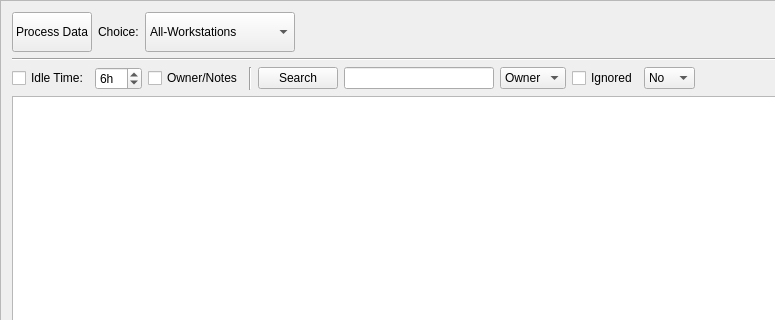
Qt form ui/check_status.ui (danlabici/taskcluster-worker-checker) before a commit; both pictures show x 0 to 775 and y 0 to 320 of the 976 by 516 pixel window.
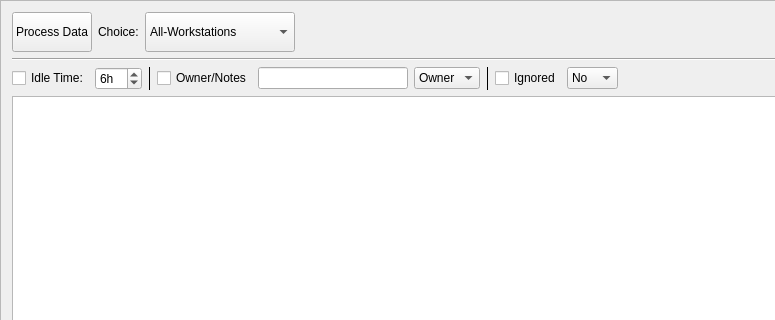
The same form after that commit.

Commit message: added log file feature, it saves in a log file all the operations

Patch:
```diff
--- a/ui/check_status.ui
+++ b/ui/check_status.ui
@@ -102,30 +102,6 @@
    </item>
    <item>
     <layout class="QGridLayout" name="gridLayout_2">
-     <item row="0" column="0">
-      <widget class="QCheckBox" name="lazy_check">
-       <property name="text">
-        <string>Idle Time:</string>
-       </property>
-      </widget>
-     </item>
-     <item row="0" column="2">
-      <widget class="QCheckBox" name="owner_check">
-       <property name="text">
-        <string>Owner/Notes</string>
-       </property>
-      </widget>
-     </item>
-     <item row="0" column="5">
-      <widget class="QLineEdit" name="filter_line">
-       <property name="maximumSize">
-        <size>
-         <width>150</width>
-         <height>16777215</height>
-        </size>
-       </property>
-      </widget>
-     </item>
      <item row="0" column="9">
       <spacer name="horizontalSpacer_2">
        <property name="orientation">
@@ -140,12 +116,36 @@
       </spacer>
      </item>
      <item row="0" column="4">
-      <widget class="QPushButton" name="filter_btn">
+      <widget class="QLineEdit" name="filter_line">
+       <property name="maximumSize">
+        <size>
+         <width>150</width>
+         <height>16777215</height>
+        </size>
+       </property>
+      </widget>
+     </item>
+     <item row="0" column="0">
+      <widget class="QCheckBox" name="lazy_check">
        <property name="text">
-        <string>Search</string>
+        <string>Idle Time:</string>
        </property>
       </widget>
      </item>
+     <item row="0" column="5">
+      <widget class="QComboBox" name="filter_combo">
+       <item>
+        <property name="text">
+         <string>Owner</string>
+        </property>
+       </item>
+       <item>
+        <property name="text">
+         <string>Notes</string>
+        </property>
+       </item>
+      </widget>
+     </item>
      <item row="0" column="1">
       <widget class="QSpinBox" name="lazy_spin">
        <property name="suffix">
@@ -162,24 +162,10 @@
        </property>
       </widget>
      </item>
-     <item row="0" column="6">
-      <widget class="QComboBox" name="filter_combo">
-       <item>
-        <property name="text">
-         <string>Owner</string>
-        </property>
-       </item>
-       <item>
-        <property name="text">
-         <string>Notes</string>
-        </property>
-       </item>
-      </widget>
-     </item>
      <item row="0" column="3">
-      <widget class="Line" name="line_3">
-       <property name="orientation">
-        <enum>Qt::Vertical</enum>
+      <widget class="QCheckBox" name="owner_check">
+       <property name="text">
+        <string>Owner/Notes</string>
        </property>
       </widget>
      </item>
@@ -204,6 +190,32 @@
        </item>
       </widget>
      </item>
+     <item row="0" column="2">
+      <widget class="Line" name="line_4">
+       <property name="frameShadow">
+        <enum>QFrame::Plain</enum>
+       </property>
+       <property name="lineWidth">
+        <number>1</number>
+       </property>
+       <property name="orientation">
+        <enum>Qt::Vertical</enum>
+       </property>
+      </widget>
+     </item>
+     <item row="0" column="6">
+      <widget class="Line" name="line_3">
+       <property name="frameShadow">
+        <enum>QFrame::Plain</enum>
+       </property>
+       <property name="lineWidth">
+        <number>1</number>
+       </property>
+       <property name="orientation">
+        <enum>Qt::Vertical</enum>
+       </property>
+      </widget>
+     </item>
     </layout>
    </item>
    <item>
```
The commit also changes 2 other files.
